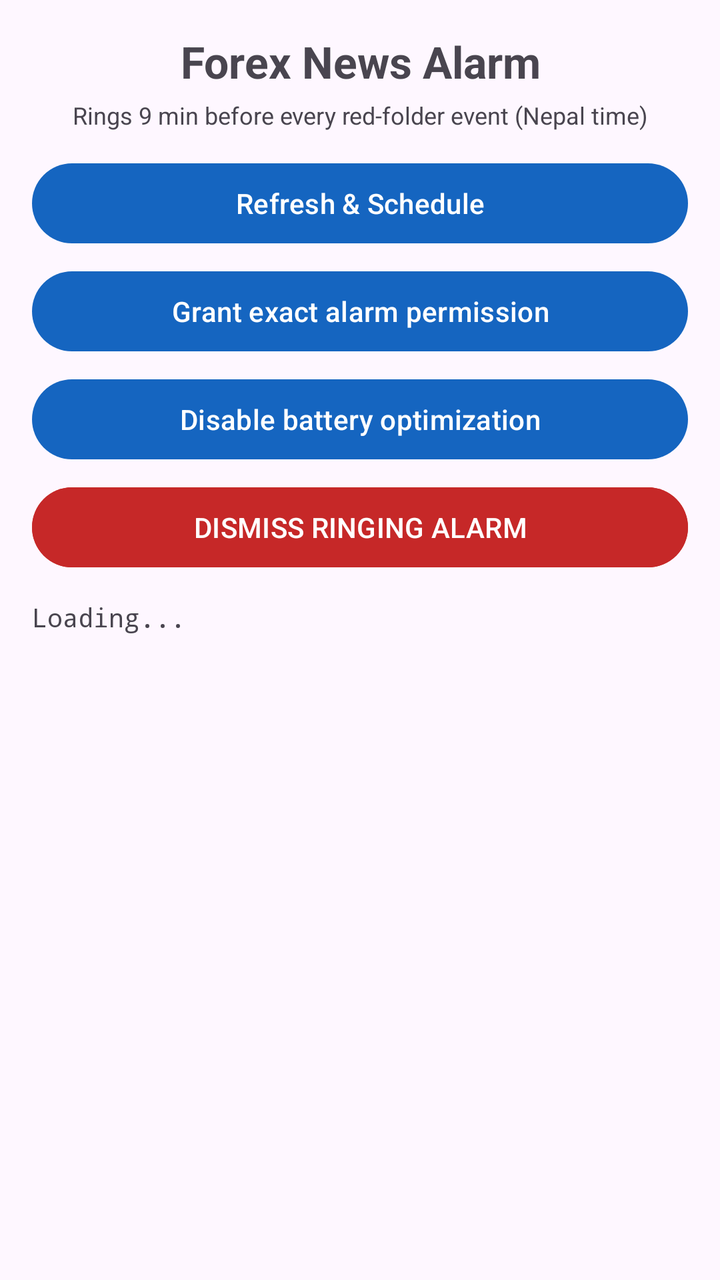
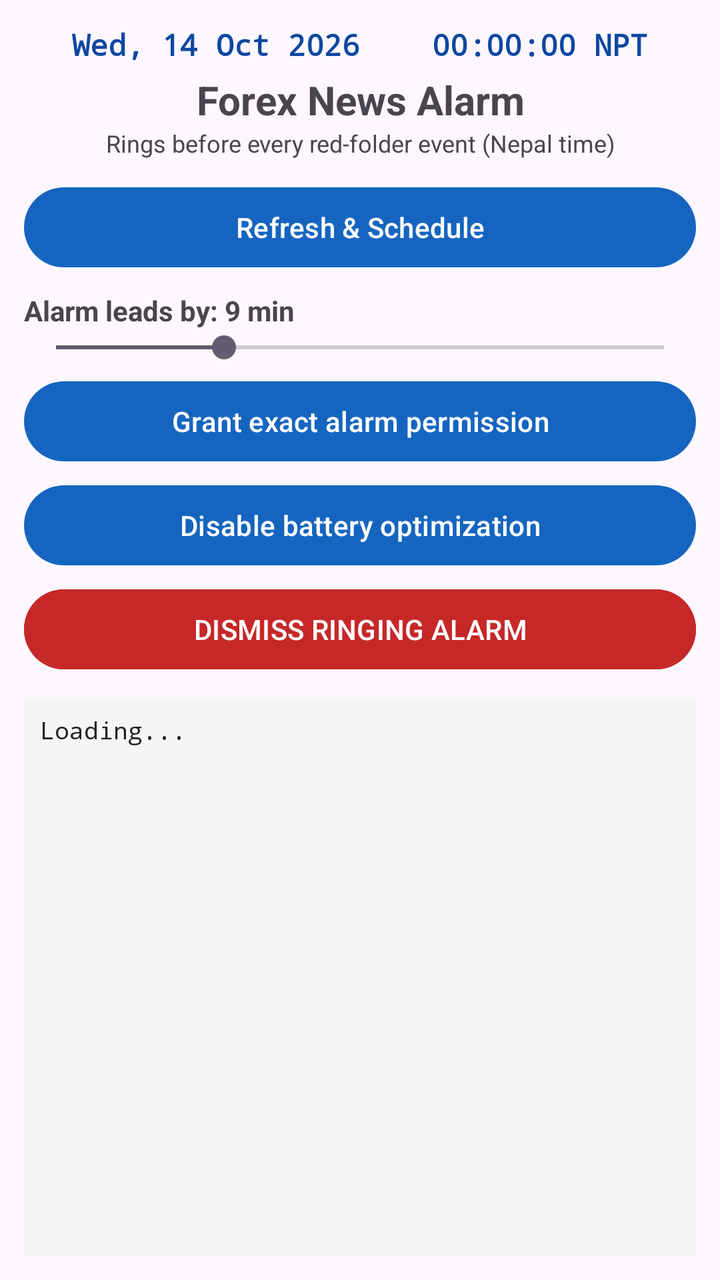

The first picture is an Android layout as it rendered before a commit; the second is the same layout after the commit. The layout source and the unified diff follow.
<!-- AndroidManifest.xml: application theme Theme.ForexNewsAlarm -->
<!-- res/layout/activity_main.xml -->
<?xml version="1.0" encoding="utf-8"?>
<LinearLayout xmlns:android="http://schemas.android.com/apk/res/android"
    android:layout_width="match_parent"
    android:layout_height="match_parent"
    android:orientation="vertical"
    android:padding="16dp">

    <TextView
        android:layout_width="match_parent"
        android:layout_height="wrap_content"
        android:text="Forex News Alarm"
        android:textSize="22sp"
        android:textStyle="bold"
        android:gravity="center"
        android:paddingBottom="4dp" />

    <TextView
        android:layout_width="match_parent"
        android:layout_height="wrap_content"
        android:text="Rings 9 min before every red-folder event (Nepal time)"
        android:textSize="12sp"
        android:gravity="center"
        android:paddingBottom="12dp" />

    <Button
        android:id="@+id/refreshButton"
        android:layout_width="match_parent"
        android:layout_height="wrap_content"
        android:text="Refresh &amp; Schedule" />

    <Button
        android:id="@+id/permissionButton"
        android:layout_width="match_parent"
        android:layout_height="wrap_content"
        android:layout_marginTop="6dp"
        android:text="Grant exact alarm permission" />

    <Button
        android:id="@+id/batteryButton"
        android:layout_width="match_parent"
        android:layout_height="wrap_content"
        android:layout_marginTop="6dp"
        android:text="Disable battery optimization" />

    <Button
        android:id="@+id/dismissButton"
        android:layout_width="match_parent"
        android:layout_height="wrap_content"
        android:layout_marginTop="6dp"
        android:backgroundTint="#C62828"
        android:textColor="#FFFFFF"
        android:text="DISMISS RINGING ALARM" />

    <ScrollView
        android:layout_width="match_parent"
        android:layout_height="0dp"
        android:layout_weight="1"
        android:layout_marginTop="12dp">

        <TextView
            android:id="@+id/statusText"
            android:layout_width="match_parent"
            android:layout_height="wrap_content"
            android:text="Loading..."
            android:textSize="13sp"
            android:fontFamily="monospace" />
    </ScrollView>

</LinearLayout>
<!-- resources referenced by this layout -->
<resources>
  <style name="Theme.ForexNewsAlarm" parent="Theme.Material3.DayNight.NoActionBar">
          <item name="colorPrimary">#1565C0</item>
          <item name="colorOnPrimary">#FFFFFF</item>
      </style>
</resources>

<!-- the commit's change to res/layout/activity_main.xml (unified diff, before → after) -->
@@ -3,24 +3,35 @@
     android:layout_width="match_parent"
     android:layout_height="match_parent"
     android:orientation="vertical"
-    android:padding="16dp">
+    android:padding="12dp">
+
+    <TextView
+        android:id="@+id/clockText"
+        android:layout_width="match_parent"
+        android:layout_height="wrap_content"
+        android:text="Wed, 14 Oct 2026    00:00:00 NPT"
+        android:textSize="15sp"
+        android:textStyle="bold"
+        android:gravity="center"
+        android:textColor="#0D47A1"
+        android:fontFamily="monospace"
+        android:paddingBottom="4dp" />
 
     <TextView
         android:layout_width="match_parent"
         android:layout_height="wrap_content"
         android:text="Forex News Alarm"
-        android:textSize="22sp"
+        android:textSize="20sp"
         android:textStyle="bold"
-        android:gravity="center"
-        android:paddingBottom="4dp" />
+        android:gravity="center" />
 
     <TextView
         android:layout_width="match_parent"
         android:layout_height="wrap_content"
-        android:text="Rings 9 min before every red-folder event (Nepal time)"
+        android:text="Rings before every red-folder event (Nepal time)"
         android:textSize="12sp"
         android:gravity="center"
-        android:paddingBottom="12dp" />
+        android:paddingBottom="10dp" />
 
     <Button
         android:id="@+id/refreshButton"
@@ -28,25 +39,41 @@
         android:layout_height="wrap_content"
         android:text="Refresh &amp; Schedule" />
 
+    <TextView
+        android:id="@+id/leadTimeText"
+        android:layout_width="match_parent"
+        android:layout_height="wrap_content"
+        android:layout_marginTop="8dp"
+        android:text="Alarm leads by: 9 min"
+        android:textSize="14sp"
+        android:textStyle="bold" />
+
+    <SeekBar
+        android:id="@+id/leadTimeSeekBar"
+        android:layout_width="match_parent"
+        android:layout_height="wrap_content"
+        android:max="29"
+        android:progress="8" />
+
     <Button
         android:id="@+id/permissionButton"
         android:layout_width="match_parent"
         android:layout_height="wrap_content"
-        android:layout_marginTop="6dp"
+        android:layout_marginTop="4dp"
         android:text="Grant exact alarm permission" />
 
     <Button
         android:id="@+id/batteryButton"
         android:layout_width="match_parent"
         android:layout_height="wrap_content"
-        android:layout_marginTop="6dp"
+        android:layout_marginTop="4dp"
         android:text="Disable battery optimization" />
 
     <Button
         android:id="@+id/dismissButton"
         android:layout_width="match_parent"
         android:layout_height="wrap_content"
-        android:layout_marginTop="6dp"
+        android:layout_marginTop="4dp"
         android:backgroundTint="#C62828"
         android:textColor="#FFFFFF"
         android:text="DISMISS RINGING ALARM" />
@@ -55,15 +82,18 @@
         android:layout_width="match_parent"
         android:layout_height="0dp"
         android:layout_weight="1"
-        android:layout_marginTop="12dp">
+        android:layout_marginTop="10dp"
+        android:background="#F5F5F5"
+        android:padding="8dp">
 
         <TextView
             android:id="@+id/statusText"
             android:layout_width="match_parent"
             android:layout_height="wrap_content"
             android:text="Loading..."
-            android:textSize="13sp"
-            android:fontFamily="monospace" />
+            android:textSize="12sp"
+            android:fontFamily="monospace"
+            android:textColor="#212121" />
     </ScrollView>
 
 </LinearLayout>
